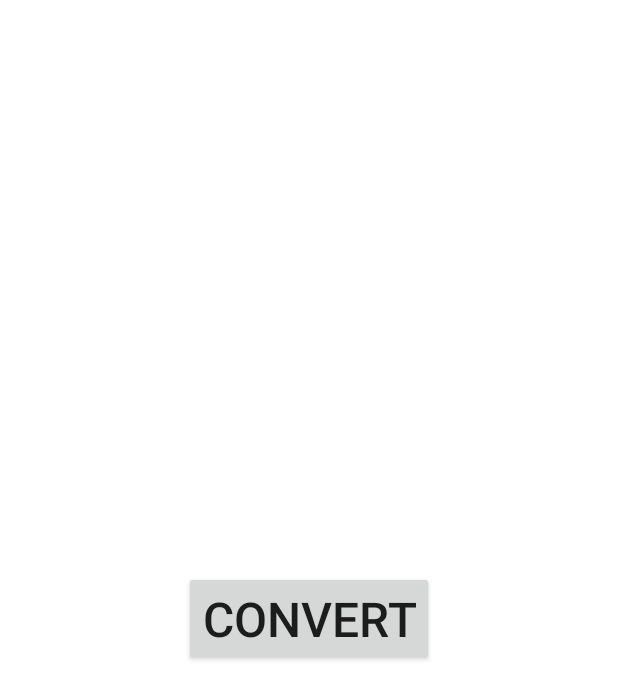
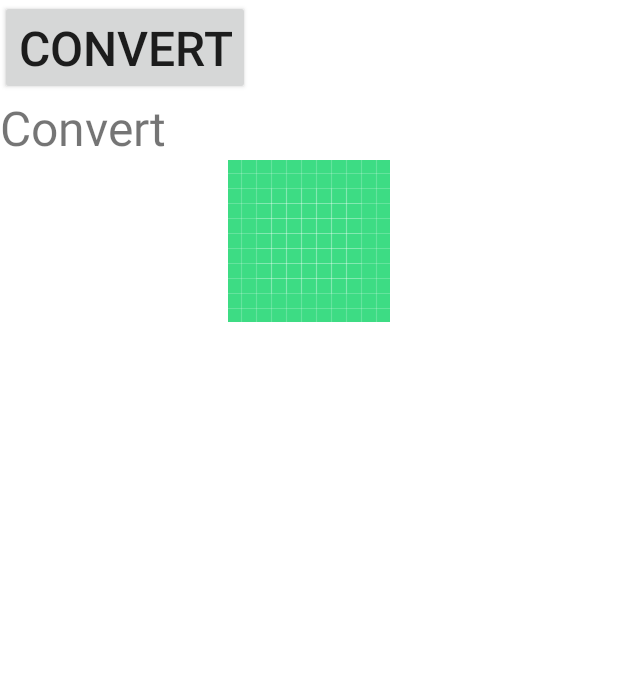
Before and after one commit to streych/MVPConvetJPGtoPNG, an Android app: the layout activity_main.xml on its own in the app's theme, with its tools: preview values and no code run, on a phone screen of 412 x 824 dp. Shown: the top 699 px of the screen. Run offline under Robolectric (Android 15) with nearby library versions, the phone set to English and light mode, and no system bars.

Commit message:
открыть галерею получить фото сохранить фото преобразовать jpg to png

```diff
--- a/app/src/main/AndroidManifest.xml
+++ b/app/src/main/AndroidManifest.xml
@@ -1,7 +1,9 @@
 <?xml version="1.0" encoding="utf-8"?>
 <manifest xmlns:android="http://schemas.android.com/apk/res/android"
+    xmlns:tools="http://schemas.android.com/tools"
     package="com.example.mvp_convet_gjp_png">
-
+    <uses-permission android:name="android.permission.WRITE_EXTERNAL_STORAGE"
+        tools:ignore="ScopedStorage" />
     <application
         android:allowBackup="true"
         android:icon="@mipmap/ic_launcher"
--- a/app/src/main/res/layout/activity_main.xml
+++ b/app/src/main/res/layout/activity_main.xml
@@ -1,9 +1,10 @@
 <?xml version="1.0" encoding="utf-8"?>
-<androidx.constraintlayout.widget.ConstraintLayout xmlns:android="http://schemas.android.com/apk/res/android"
+<LinearLayout xmlns:android="http://schemas.android.com/apk/res/android"
     xmlns:app="http://schemas.android.com/apk/res-auto"
     xmlns:tools="http://schemas.android.com/tools"
     android:layout_width="match_parent"
     android:layout_height="match_parent"
+    android:orientation="vertical"
     tools:context=".MainActivity">
 
     <androidx.appcompat.widget.AppCompatButton
@@ -11,10 +12,21 @@
         android:layout_width="wrap_content"
         android:layout_height="wrap_content"
         android:text="@string/convert"
-        android:textSize="@dimen/text_bConvert"
-        app:layout_constraintBottom_toBottomOf="parent"
-        app:layout_constraintLeft_toLeftOf="parent"
-        app:layout_constraintRight_toRightOf="parent"
-        app:layout_constraintTop_toTopOf="parent" />
+        android:textSize="@dimen/text_bConvert" />
 
-</androidx.constraintlayout.widget.ConstraintLayout>
+    <TextView
+        android:layout_width="match_parent"
+        android:layout_height="wrap_content"
+        android:id="@+id/CCCC"
+        android:text="Convert"
+        android:textSize="32sp"
+        />
+
+    <androidx.appcompat.widget.AppCompatImageView
+        android:id="@+id/image"
+        android:layout_width="match_parent"
+        android:layout_height="wrap_content"
+        android:src="@drawable/ic_launcher_background"
+        android:layout_gravity="center"/>
+
+</LinearLayout>
```
Also changed, not shown: app/src/main/java/com/example/mvp_convet_gjp_png/MainActivity.kt (+70 -1 lines), app/src/main/java/com/example/mvp_convet_gjp_png/Model.kt (added, +27 -0 lines), app/src/main/java/com/example/mvp_convet_gjp_png/Presenter.kt (added, +13 -0 lines), app/src/main/java/com/example/mvp_convet_gjp_png/ViewSSS.kt (added, +9 -0 lines), app/src/main/res/drawable-v24/image_name.jpg (added).
